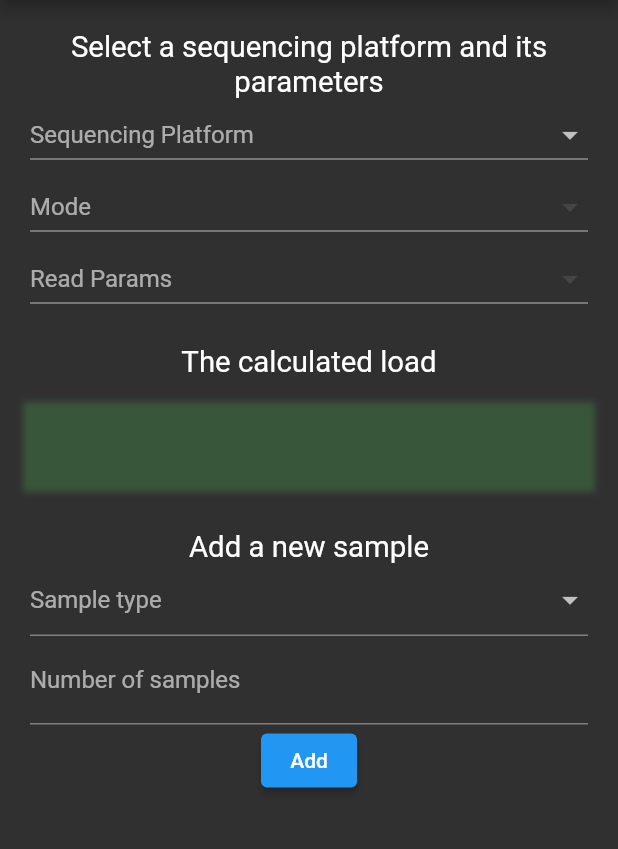
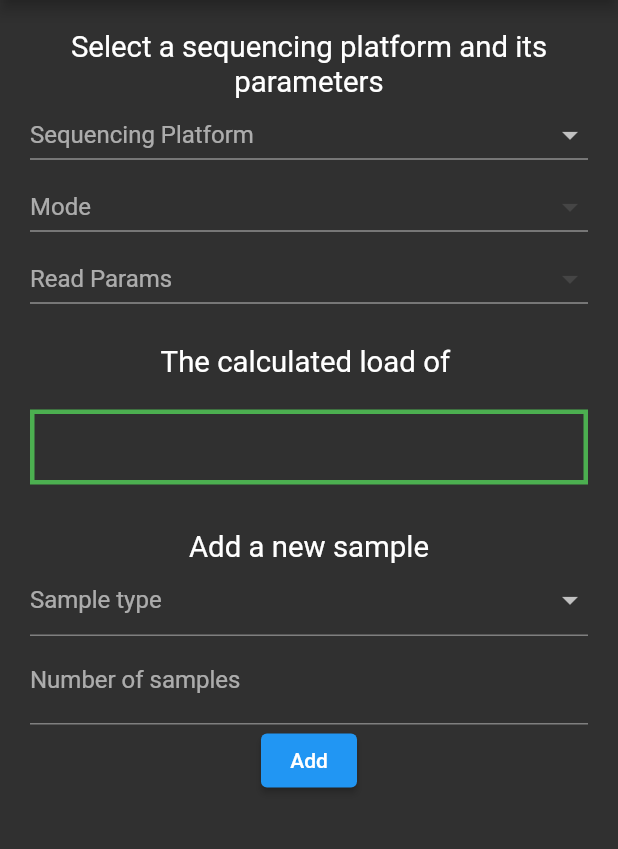
Before and after one commit to vogdb/ngs-run-calculator-flutter, a Flutter app: the screen it shows after launch, on a phone screen of 412 x 824 dp, the part 84-933 px from its top. Run offline on Flutter 3.47's test engine with Material 2 defaults, Android fonts, the phone set to English and light mode, and no system bars.

Commit message:
Implement SampleList

```diff
--- a/lib/main.dart
+++ b/lib/main.dart
@@ -4,7 +4,9 @@ import './models/seq_platform.dart';
 import './models/samples.dart';
 import './widgets/seq_platform.dart';
 import './widgets/sample_load_bar.dart';
+import './widgets/sample_list.dart';
 import './widgets/add_sample.dart';
+import 'models/BP.dart';
 
 void main() {
   runApp(const CalculatorApp());
@@ -30,6 +32,7 @@ class CalculatorApp extends StatelessWidget {
               children: const <Widget>[
                 SelectSeqPlatform(),
                 SampleLoadBar(),
+                SampleList(),
                 AddSample(),
               ],
             ),
--- a/lib/models/samples.dart
+++ b/lib/models/samples.dart
@@ -23,15 +23,10 @@ class SampleType {
 class Sample {
   String? type;
   int? num;
-  int? coverageX;
-  int? coverageNumReads;
+  int? coverage;
+  bool isCoverageX = true;
   BP? size;
   late final Color color;
-
-  String get coverage {
-    var coverage = coverageX != null ? 'x$coverageX' : '';
-    return (coverageNumReads ?? coverage).toString();
-  }
 }
 
 const List<Color> _colors = [
@@ -41,8 +36,8 @@ const List<Color> _colors = [
   Color(0xffc1666b),
   Color(0xff63a332),
   Color(0xff995d81),
-  Color(0xfffff07c),
-  Color(0xff87f1ff),
+  Color(0xffffa57c),
+  Color(0xff12c1ff),
   Color(0xffffbbff),
 ];
 
@@ -65,6 +60,12 @@ class SelectedSamples extends ChangeNotifier with IterableMixin<Sample> {
     notifyListeners();
   }
 
+  /// `notifyListeners` can't be used directly outside of the class, so `update` is used
+  /// to notify listeners when an item of samples is updated.
+  void update() {
+    notifyListeners();
+  }
+
   @override
   Iterator<Sample> get iterator {
     return _samples.iterator;
--- a/lib/widgets/add_sample.dart
+++ b/lib/widgets/add_sample.dart
@@ -2,7 +2,7 @@ import 'package:flutter/material.dart';
 import 'package:provider/provider.dart';
 import '../models/BP.dart';
 import '../models/samples.dart';
-import './validators.dart';
+import '../common/validators.dart';
 
 class AddSample extends StatefulWidget {
   const AddSample({Key? key}) : super(key: key);
@@ -61,7 +61,6 @@ class _AddSampleState extends State<AddSample> {
       onSaved: (String? value) {
         _sample.num = int.parse(value!);
       },
-      // onSaved: (String? value){},
     );
   }
 
@@ -77,28 +76,16 @@ class _AddSampleState extends State<AddSample> {
     );
   }
 
-  Widget _buildCoverageXField() {
+  Widget _buildCoverageField({bool isCoverageX = true}) {
+    _sample.isCoverageX = isCoverageX;
     return TextFormField(
-      decoration: const InputDecoration(
-        labelText: 'Coverage X',
+      decoration: InputDecoration(
+        labelText: 'Coverage ${isCoverageX ? 'X' : 'num reads'}',
       ),
       keyboardType: TextInputType.number,
       validator: (String? value) => validateCoverage(value),
       onSaved: (String? value) {
-        _sample.coverageX = int.parse(value!);
-      },
-    );
-  }
-
-  Widget _buildCoverageNumReadsField() {
-    return TextFormField(
-      decoration: const InputDecoration(
-        labelText: 'Coverage num reads',
-      ),
-      keyboardType: TextInputType.number,
-      validator: (String? value) => validateCoverage(value),
-      onSaved: (String? value) {
-        _sample.coverageNumReads = int.parse(value!);
+        _sample.coverage = int.parse(value!);
       },
     );
   }
@@ -106,17 +93,17 @@ class _AddSampleState extends State<AddSample> {
   List<Widget> _buildFieldsOfSampleType(String? sampleType) {
     switch (sampleType) {
       case 'AmpliconMetagenome':
-        return [_buildCoverageNumReadsField()];
+        return [_buildCoverageField(isCoverageX: false)];
       case 'ProEukaryoticGenome':
-        return [_buildBpSizeField('Genome Size'), _buildCoverageXField()];
+        return [_buildBpSizeField('Genome Size'), _buildCoverageField()];
       case 'HumanExome':
-        return [_buildBpSizeField('Region Size'), _buildCoverageXField()];
+        return [_buildBpSizeField('Region Size'), _buildCoverageField()];
       case 'TargetedPanel':
-        return [_buildBpSizeField('Target Size'), _buildCoverageXField()];
+        return [_buildBpSizeField('Target Size'), _buildCoverageField()];
       case 'ProEukaryoticTranscriptome':
-        return [_buildCoverageNumReadsField()];
+        return [_buildCoverageField(isCoverageX: false)];
       case 'ShotgunMetagenome':
-        return [_buildCoverageNumReadsField()];
+        return [_buildCoverageField(isCoverageX: false)];
     }
     return [];
   }
--- a/lib/widgets/sample_load_bar.dart
+++ b/lib/widgets/sample_load_bar.dart
@@ -1,32 +1,11 @@
 import 'package:flutter/material.dart';
-import 'package:ngs_run_calculator/models/samples.dart';
 import 'package:provider/provider.dart';
+import '../models/samples.dart';
+import '../models/seq_platform.dart';
+import '../common/calculate.dart';
 
-import '../models/BP.dart';
-import '../models/seq_platform.dart';
-
-BP calcSampleLoad(Sample sample, SeqPlatformParams seqParams) {
-  int loadBP;
-  if (sample.coverageNumReads != null) {
-    loadBP = sample.num! * sample.coverageNumReads! * seqParams.len * seqParams.end;
-  } else if (sample.coverageX != null && sample.size != null) {
-    loadBP = sample.size!.valueBP * sample.num! * sample.coverageX!;
-  } else {
-    throw Exception('Sample load calculation error. Null coverages. Sample: $sample');
-  }
-  return BP('$loadBP bp');
-}
-
-int calcSamplePercent(Sample sample, SeqPlatformParams seqParams) {
-  int loadBP = calcSampleLoad(sample, seqParams).valueBP;
-  double percent = loadBP / seqParams.yield.valueBP;
-  const toPercent = 100;
-  const roundTo2Decimal = 100;
-  // manual rounding to preserve precision
-  double roundedPercent = (toPercent * roundTo2Decimal * percent).round() / roundTo2Decimal;
-  // round here to confirm the function's return type: int. Although `roundedPercent`
-  // is already int but in contained in double type.
-  return roundedPercent.round();
+int _cumulativeSum(Iterable<int> array) {
+  return array.isEmpty ? 0 : array.reduce((v, e) => v + e);
 }
 
 class SampleLoadBar extends StatelessWidget {
@@ -42,10 +21,10 @@ class SampleLoadBar extends StatelessWidget {
   Color _calcBorderColor(Iterable<int> samplesPercents) {
     var color = Colors.green;
     if (samplesPercents.isNotEmpty) {
-      var allSamplesPercent = samplesPercents.reduce((v, e) => v + e);
-      if (allSamplesPercent >= 99) {
+      var cumPercent = _cumulativeSum(samplesPercents);
+      if (cumPercent >= 99) {
         color = Colors.red;
-      } else if (allSamplesPercent >= 80) {
+      } else if (cumPercent >= 80) {
         color = Colors.orange;
       }
     }
@@ -65,30 +44,24 @@ class SampleLoadBar extends StatelessWidget {
     return Column(children: [
       Padding(
           padding: const EdgeInsets.only(top: 20, bottom: 20),
-          child: Text('The calculated load',
+          child: Text('The calculated load of ${selectedSeqPlatform.params?.yield ?? ''}',
               style: DefaultTextStyle.of(context).style.apply(fontSizeFactor: 1.4))),
       SizedBox(
           height: 50,
           child: DecoratedBox(
-              decoration: BoxDecoration(boxShadow: [
-                BoxShadow(
-                  color: _calcBorderColor(samplesLoads.values).withOpacity(0.3),
-                  spreadRadius: 5,
-                  blurRadius: 3,
-                )
-              ]),
-              position: DecorationPosition.background,
+              decoration: BoxDecoration(
+                border: Border.all(color: _calcBorderColor(samplesLoads.values), width: 3),
+              ),
+              position: DecorationPosition.foreground,
               child: Stack(children: [
                 Row(
                   crossAxisAlignment: CrossAxisAlignment.stretch,
-                  children: [for (var e in samplesLoads.entries) _buildSingleColor(e.value, e.key)],
+                  children: [
+                    for (var e in samplesLoads.entries) _buildSingleColor(e.value, e.key),
+                    // the unloaded loadbar part
+                    _buildSingleColor(100 - _cumulativeSum(samplesLoads.values), Colors.transparent)
+                  ],
                 ),
-                Align(
-                    alignment: Alignment.center,
-                    child: Text(
-                      selectedSeqPlatform.params?.yield.toString() ?? '',
-                      style: const TextStyle(color: Colors.black),
-                    ))
               ])))
     ]);
   }
```
Also changed, not shown: lib/common/calculate.dart (added, +25 -0 lines), lib/models/BP.dart (+2 -7 lines), lib/widgets/edit_sample.dart (added, +93 -0 lines), lib/widgets/sample_list.dart (added, +81 -0 lines), lib/common/validators.dart (renamed from lib/widgets/validators.dart).
